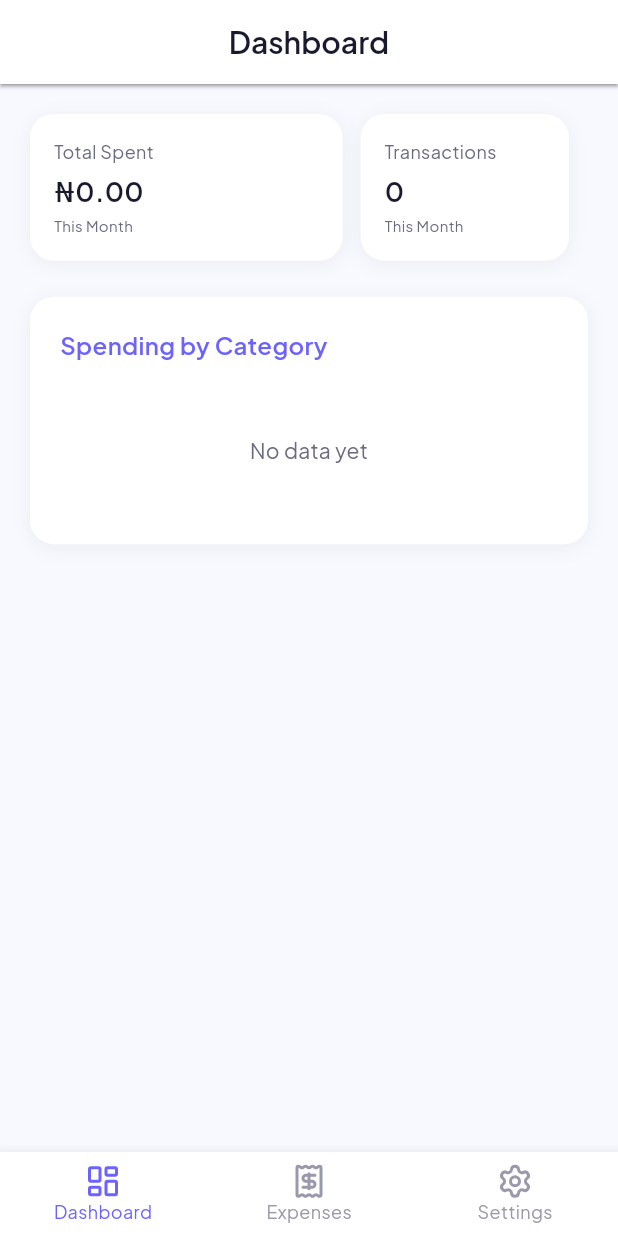
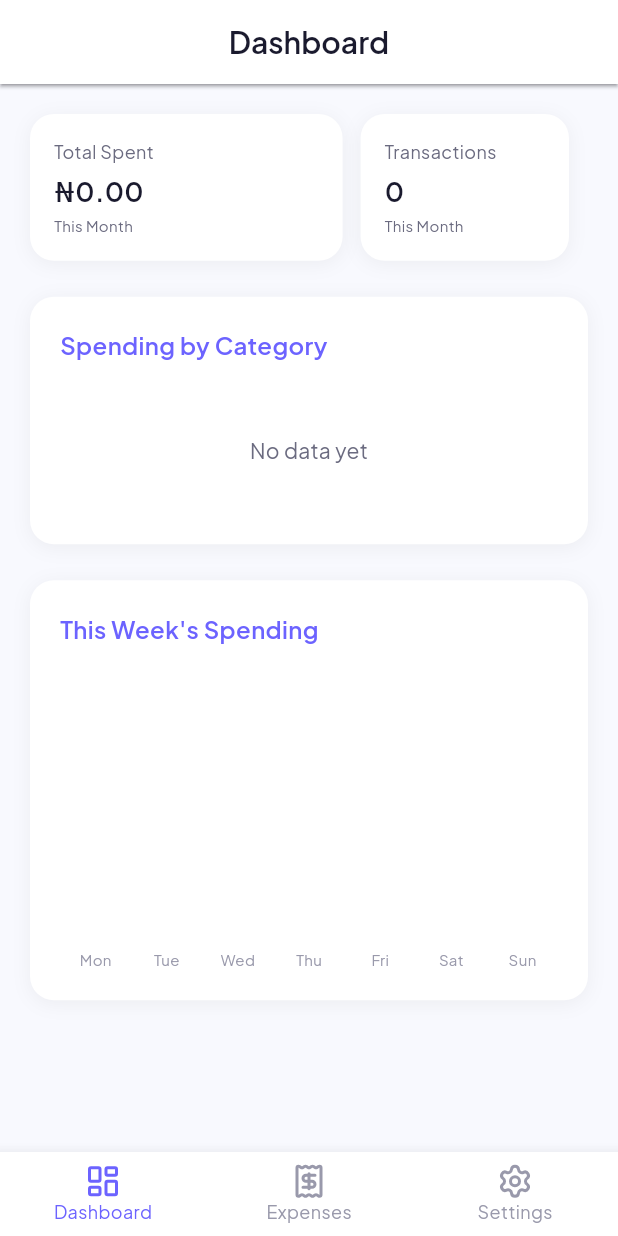
Before and after one commit to aderemi-alo/pocketly, a Flutter app: the screen it shows after launch, on a phone screen of 412 x 824 dp. Run offline on Flutter 3.47's test engine with Material 3 defaults, Android fonts, the phone set to English and light mode, and no system bars; our stand-ins replace flutter_riverpod, get_it, go_router, isar, lucide_icons_flutter; accounts and stored records are empty; generated files the repository leaves out were written again.

Commit message:
feat: Add weekly spending visualization to DashboardView
- Refactored DashboardView to include a new animated bar chart displaying weekly spending data, enhancing user insights into spending patterns.
- Introduced methods in ExpensesState to calculate expenses by day for the current week, supporting the new visualization.
- Updated layout in DashboardView for improved presentation of spending summaries and category data.

```diff
--- a/lib/features/dashboard/presentation/views/dashboard_view.dart
+++ b/lib/features/dashboard/presentation/views/dashboard_view.dart
@@ -17,7 +17,8 @@ class _DashboardViewState extends ConsumerState<DashboardView> {
     final totalSpent = expensesState.totalAmountCurrentMonth;
     final totalTransactions = expensesState.transactionCountCurrentMonth;
 
-    return Padding(
+    return SingleChildScrollView(
+      child: Padding(
         padding: const EdgeInsets.all(20),
         child: Column(
           children: [
@@ -140,7 +141,39 @@ class _DashboardViewState extends ConsumerState<DashboardView> {
                 ],
               ),
             ),
+            const SizedBox(height: 24),
+
+            // Weekly Spending Bar Chart
+            Container(
+              padding: const EdgeInsets.all(20),
+              decoration: BoxDecoration(
+                color: Colors.white,
+                borderRadius: BorderRadius.circular(16),
+                boxShadow: [
+                  BoxShadow(
+                    color: AppColors.black.withValues(alpha: 0.05),
+                    blurRadius: 10,
+                    offset: const Offset(0, 2),
+                  ),
                 ],
+              ),
+              child: Column(
+                crossAxisAlignment: CrossAxisAlignment.start,
+                children: [
+                  const TextWidget(
+                    text: 'This Week\'s Spending',
+                    fontSize: 16,
+                    color: AppColors.primary,
+                    fontWeight: FontWeight.w600,
+                  ),
+                  const SizedBox(height: 16),
+
+                  _buildWeeklyChart(expensesState),
+                ],
+              ),
+            ),
+          ],
+        ),
       ),
     );
   }
@@ -214,6 +247,35 @@ class _DashboardViewState extends ConsumerState<DashboardView> {
     );
   }
 
+  Widget _buildWeeklyChart(ExpensesState expensesState) {
+    final weeklyData = _getWeeklyData(expensesState);
+
+    return AnimatedBarChart(
+      key: ValueKey('bar_chart_${weeklyData.length}'),
+      data: weeklyData,
+    );
+  }
+
+  List<WeeklySpendingData> _getWeeklyData(ExpensesState expensesState) {
+    final expensesByDay = expensesState.expensesByDayCurrentWeek;
+
+    // Convert map to list with formatted dates
+    final weeklyData = <WeeklySpendingData>[];
+
+    // Days of week labels
+    const daysOfWeek = ['Mon', 'Tue', 'Wed', 'Thu', 'Fri', 'Sat', 'Sun'];
+
+    int index = 0;
+    expensesByDay.forEach((dateKey, amount) {
+      weeklyData.add(
+        WeeklySpendingData(date: daysOfWeek[index % 7], amount: amount),
+      );
+      index++;
+    });
+
+    return weeklyData;
+  }
+
   List<CategoryChartData> _getCategoryData(ExpensesState expensesState) {
     final expensesByCategory = expensesState.expensesByCategoryCurrentMonth;
     final totalAmount = expensesState.totalAmountCurrentMonth;
--- /dev/null
+++ b/lib/features/dashboard/presentation/widgets/animated_bar_chart.dart
@@ -0,0 +1,162 @@
+import 'package:pocketly/core/core.dart';
+import 'package:pocketly/features/features.dart';
+
+class WeeklySpendingData {
+  final String date;
+  final double amount;
+
+  const WeeklySpendingData({required this.date, required this.amount});
+}
+
+class AnimatedBarChart extends StatefulWidget {
+  final List<WeeklySpendingData> data;
+  final double height;
+
+  const AnimatedBarChart({super.key, required this.data, this.height = 200});
+
+  @override
+  State<AnimatedBarChart> createState() => _AnimatedBarChartState();
+}
+
+class _AnimatedBarChartState extends State<AnimatedBarChart>
+    with SingleTickerProviderStateMixin {
+  late AnimationController _controller;
+  late Animation<double> _animation;
+
+  @override
+  void initState() {
+    super.initState();
+    _controller = AnimationController(
+      duration: const Duration(milliseconds: 1200),
+      vsync: this,
+    );
+    _animation = CurvedAnimation(
+      parent: _controller,
+      curve: Curves.easeOutCubic,
+    );
+
+    // Start animation with slight delay
+    Future.delayed(const Duration(milliseconds: 300), () {
+      if (mounted) {
+        _controller.forward();
+      }
+    });
+  }
+
+  @override
+  void didUpdateWidget(AnimatedBarChart oldWidget) {
+    super.didUpdateWidget(oldWidget);
+    // Reset animation when data changes
+    if (oldWidget.data != widget.data) {
+      _controller.reset();
+      if (mounted) {
+        _controller.forward();
+      }
+    }
+  }
+
+  @override
+  void dispose() {
+    _controller.dispose();
+    super.dispose();
+  }
+
+  @override
+  Widget build(BuildContext context) {
+    if (widget.data.isEmpty) {
+      return Container(
+        height: widget.height,
+        alignment: Alignment.center,
+        child: const TextWidget(
+          text: 'No data yet',
+          color: AppColors.textTertiary,
+          fontSize: 14,
+        ),
+      );
+    }
+
+    // Find max value for scaling
+    final maxAmount = widget.data
+        .map((d) => d.amount)
+        .reduce((a, b) => a > b ? a : b);
+
+    return AnimatedBuilder(
+      animation: _animation,
+      builder: (context, child) {
+        return SizedBox(
+          height: widget.height,
+          child: Column(
+            children: [
+              Expanded(
+                child: Row(
+                  crossAxisAlignment: CrossAxisAlignment.end,
+                  mainAxisAlignment: MainAxisAlignment.spaceEvenly,
+                  children: widget.data.map((dayData) {
+                    return Expanded(
+                      child: _buildBar(
+                        dayData.amount,
+                        maxAmount,
+                        _animation.value,
+                      ),
+                    );
+                  }).toList(),
+                ),
+              ),
+              const SizedBox(height: 8),
+              Row(
+                mainAxisAlignment: MainAxisAlignment.spaceEvenly,
+                children: widget.data.map((dayData) {
+                  return Expanded(
+                    child: Center(
+                      child: TextWidget(
+                        text: dayData.date,
+                        fontSize: 10,
+                        color: AppColors.textTertiary,
+                      ),
+                    ),
+                  );
+                }).toList(),
+              ),
+            ],
+          ),
+        );
+      },
+    );
+  }
+
+  Widget _buildBar(double amount, double maxAmount, double progress) {
+    final normalizedHeight = maxAmount > 0 ? amount / maxAmount : 0.0;
+    final animatedHeight = normalizedHeight * progress;
+
+    return Padding(
+      padding: const EdgeInsets.symmetric(horizontal: 12),
+      child: Column(
+        mainAxisAlignment: MainAxisAlignment.end,
+        children: [
+          // Amount label above bar
+          context.verticalSpace(10),
+          // Bar container
+          Expanded(
+            child: LayoutBuilder(
+              builder: (context, constraints) {
+                return Align(
+                  alignment: Alignment.bottomCenter,
+                  child: Container(
+                    width: double.infinity,
+                    height: constraints.maxHeight * animatedHeight,
+                    decoration: const BoxDecoration(
+                      color: AppColors.primary,
+                      borderRadius: BorderRadius.vertical(
+                        top: Radius.circular(4),
+                      ),
+                    ),
+                  ),
+                );
+              },
+            ),
+          ),
+        ],
+      ),
+    );
+  }
+}
--- a/lib/features/dashboard/presentation/widgets/widgets.dart
+++ b/lib/features/dashboard/presentation/widgets/widgets.dart
@@ -1 +1,2 @@
+export 'animated_bar_chart.dart';
 export 'animated_donut_chart.dart';
--- a/lib/features/expenses/domain/states/expenses_state.dart
+++ b/lib/features/expenses/domain/states/expenses_state.dart
@@ -134,6 +134,47 @@ class ExpensesState {
     return grouped;
   }
 
+  Map<String, double> get expensesByDayCurrentWeek {
+    final now = DateTime.now();
+
+    // Get the start of the current week (Monday)
+    final startOfWeek = now.subtract(Duration(days: now.weekday - 1));
+    final startOfWeekDate = DateTime(
+      startOfWeek.year,
+      startOfWeek.month,
+      startOfWeek.day,
+    );
+
+    // Initialize map with all 7 days of the week
+    final Map<String, double> grouped = {};
+    for (int i = 0; i < 7; i++) {
+      final date = startOfWeekDate.add(Duration(days: i));
+      final dayKey =
+          '${date.year}-${date.month.toString().padLeft(2, '0')}-${date.day.toString().padLeft(2, '0')}';
+      grouped[dayKey] = 0.0;
+    }
+
+    // Sum expenses for each day
+    for (final expense in expenses) {
+      final expenseDate = DateTime(
+        expense.date.year,
+        expense.date.month,
+        expense.date.day,
+      );
+
+      if (expenseDate.isAfter(
+            startOfWeekDate.subtract(const Duration(days: 1)),
+          ) &&
+          expenseDate.isBefore(startOfWeekDate.add(const Duration(days: 7)))) {
+        final dayKey =
+            '${expenseDate.year}-${expenseDate.month.toString().padLeft(2, '0')}-${expenseDate.day.toString().padLeft(2, '0')}';
+        grouped[dayKey] = (grouped[dayKey] ?? 0.0) + expense.amount;
+      }
+    }
+
+    return grouped;
+  }
+
   @override
   bool operator ==(Object other) {
     if (identical(this, other)) return true;
```
Lines whose indentation alone changed are shown as unchanged.
